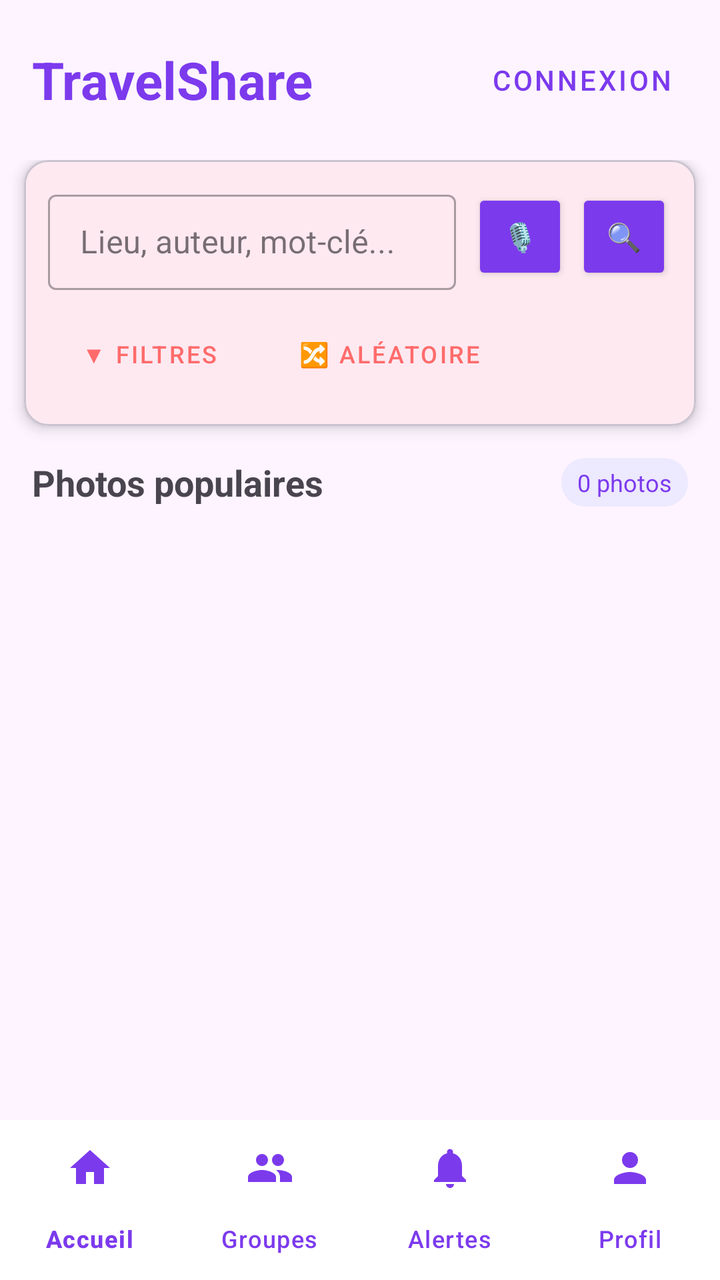
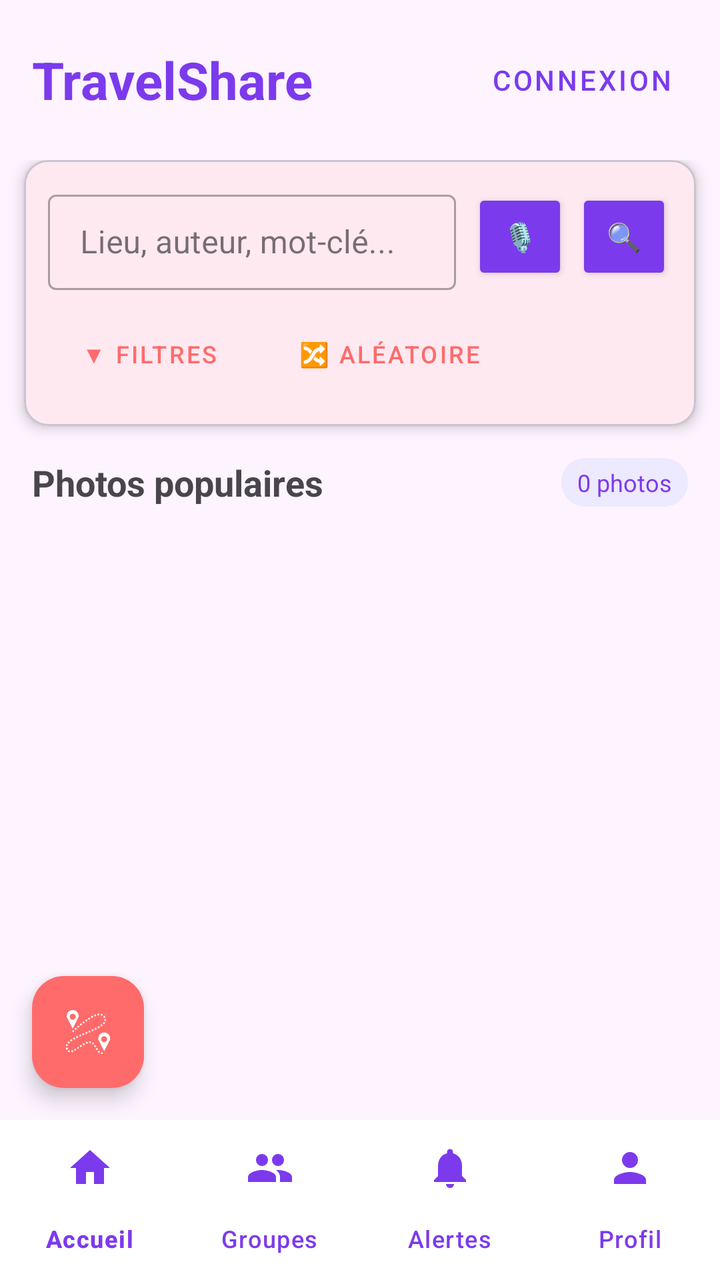

Before-and-after screenshots of an Android layout around one commit, followed by the original layout XML and the change that was made.
<!-- AndroidManifest.xml: application theme Theme.Traveling -->
<!-- res/layout/ts_activity_photo_home.xml -->
<?xml version="1.0" encoding="utf-8"?>
<RelativeLayout xmlns:android="http://schemas.android.com/apk/res/android"
    xmlns:app="http://schemas.android.com/apk/res-auto"
    android:layout_width="match_parent"
    android:layout_height="match_parent"
    android:background="@color/bg_gradient"
    android:fitsSystemWindows="true">

    <LinearLayout
        android:id="@+id/header"
        android:layout_width="match_parent"
        android:layout_height="wrap_content"
        android:orientation="horizontal"
        android:padding="16dp"
        android:gravity="center_vertical"
        android:layout_alignParentTop="true">

        <TextView
            android:layout_width="0dp"
            android:layout_height="wrap_content"
            android:layout_weight="1"
            android:text="TravelShare"
            android:textSize="26sp"
            android:textStyle="bold"
            android:textColor="@color/purple_600"/>

        <Button
            android:id="@+id/btn_login"
            android:layout_width="wrap_content"
            android:layout_height="wrap_content"
            android:text="Connexion"
            style="@style/Widget.MaterialComponents.Button.TextButton"
            android:textColor="@color/purple_600"/>
    </LinearLayout>

    <LinearLayout
        android:layout_width="match_parent"
        android:layout_height="match_parent"
        android:orientation="vertical"
        android:layout_below="@id/header"
        android:layout_above="@+id/bottom_navigation">

        <com.google.android.material.card.MaterialCardView
            android:layout_width="match_parent"
            android:layout_height="wrap_content"
            android:layout_marginHorizontal="12dp"
            android:layout_marginBottom="8dp"
            app:cardCornerRadius="12dp"
            app:cardElevation="4dp">

            <LinearLayout
                android:layout_width="match_parent"
                android:layout_height="wrap_content"
                android:orientation="vertical"
                android:padding="12dp">

                <LinearLayout
                    android:layout_width="match_parent"
                    android:layout_height="wrap_content"
                    android:orientation="horizontal"
                    android:gravity="center_vertical">

                    <com.google.android.material.textfield.TextInputLayout
                        android:layout_width="0dp"
                        android:layout_height="wrap_content"
                        android:layout_weight="1"
                        android:hint="Lieu, auteur, mot-clé..."
                        style="@style/Widget.MaterialComponents.TextInputLayout.OutlinedBox.Dense"
                        android:layout_marginEnd="8dp">
                        <com.google.android.material.textfield.TextInputEditText
                            android:id="@+id/et_search"
                            android:layout_width="match_parent"
                            android:layout_height="wrap_content"
                            android:imeOptions="actionSearch"
                            android:inputType="text"/>
                    </com.google.android.material.textfield.TextInputLayout>

                    <Button
                        android:id="@+id/btn_voice"
                        android:layout_width="48dp"
                        android:layout_height="48dp"
                        android:text="🎙️"
                        android:backgroundTint="@color/purple_600"
                        android:padding="0dp"
                        android:layout_marginEnd="4dp"/>

                    <Button
                        android:id="@+id/btn_search"
                        android:layout_width="48dp"
                        android:layout_height="48dp"
                        android:text="🔍"
                        android:backgroundTint="@color/purple_600"
                        android:padding="0dp"/>
                </LinearLayout>

                <LinearLayout
                    android:layout_width="match_parent"
                    android:layout_height="wrap_content"
                    android:orientation="horizontal"
                    android:layout_marginTop="8dp">

                    <Button
                        android:id="@+id/btn_filters"
                        android:layout_width="wrap_content"
                        android:layout_height="wrap_content"
                        android:text="▼ Filtres"
                        style="@style/Widget.MaterialComponents.Button.OutlinedButton"
                        android:textSize="12sp"
                        android:layout_marginEnd="8dp"/>

                    <Button
                        android:id="@+id/btn_random"
                        android:layout_width="wrap_content"
                        android:layout_height="wrap_content"
                        android:text="🔀 Aléatoire"
                        style="@style/Widget.MaterialComponents.Button.OutlinedButton"
                        android:textSize="12sp"/>
                </LinearLayout>

                <LinearLayout
                    android:id="@+id/filter_panel"
                    android:layout_width="match_parent"
                    android:layout_height="wrap_content"
                    android:orientation="vertical"
                    android:visibility="gone"
                    android:layout_marginTop="8dp">

                    <Spinner
                        android:id="@+id/spinner_filter"
                        android:layout_width="match_parent"
                        android:layout_height="wrap_content"
                        android:background="@drawable/spinner_background"
                        android:padding="8dp"
                        android:layout_marginBottom="8dp"/>

                    <Spinner
                        android:id="@+id/spinner_filter_group"
                        android:layout_width="match_parent"
                        android:layout_height="wrap_content"
                        android:background="@drawable/spinner_background"
                        android:padding="8dp"/>
                </LinearLayout>
            </LinearLayout>
        </com.google.android.material.card.MaterialCardView>

        <LinearLayout
            android:layout_width="match_parent"
            android:layout_height="wrap_content"
            android:orientation="horizontal"
            android:paddingHorizontal="16dp"
            android:paddingVertical="8dp"
            android:gravity="center_vertical">

            <TextView
                android:layout_width="0dp"
                android:layout_height="wrap_content"
                android:layout_weight="1"
                android:text="Photos populaires"
                android:textSize="18sp"
                android:textStyle="bold"/>

            <TextView
                android:id="@+id/tv_photo_count"
                android:layout_width="wrap_content"
                android:layout_height="wrap_content"
                android:text="0 photos"
                android:textSize="12sp"
                android:textColor="@color/purple_600"
                android:background="@drawable/ts_badge_background"
                android:paddingHorizontal="8dp"
                android:paddingVertical="4dp"/>
        </LinearLayout>

        <FrameLayout
            android:layout_width="match_parent"
            android:layout_height="match_parent">

            <androidx.recyclerview.widget.RecyclerView
                android:id="@+id/recycler_view"
                android:layout_width="match_parent"
                android:layout_height="match_parent"
                android:padding="8dp"
                android:clipToPadding="false"/>

            <com.google.android.material.floatingactionbutton.FloatingActionButton
                android:id="@+id/fab_publish"
                android:layout_width="wrap_content"
                android:layout_height="wrap_content"
                android:layout_gravity="end|bottom"
                android:layout_margin="16dp"
                android:src="@android:drawable/ic_input_add"
                app:tint="@android:color/white"
                app:backgroundTint="@color/purple_600"
                android:visibility="gone"/>
        </FrameLayout>
    </LinearLayout>

    <com.google.android.material.bottomnavigation.BottomNavigationView
        android:id="@+id/bottom_navigation"
        android:layout_width="match_parent"
        android:layout_height="wrap_content"
        android:layout_alignParentBottom="true"
        android:background="@android:color/white"
        app:menu="@menu/ts_bottom_nav_menu"
        app:labelVisibilityMode="labeled"
        app:itemIconTint="@color/purple_600"
        app:itemTextColor="@color/purple_600"
        android:elevation="8dp"/>

</RelativeLayout>
<!-- resources referenced by this layout -->
<resources>
  <color name="bg_gradient">#FDF4FF</color>
  <color name="purple_600">#7C3AED</color>
  <!-- drawable spinner_background (drawable) -->
  <?xml version="1.0" encoding="utf-8"?>
  <shape xmlns:android="http://schemas.android.com/apk/res/android"
      android:shape="rectangle">
      <corners android:radius="8dp" />
      <solid android:color="@android:color/white" />
      <stroke
          android:width="1dp"
          android:color="#D1D5DB" />
  </shape>
  <!-- drawable ts_badge_background (drawable) -->
  <?xml version="1.0" encoding="utf-8"?>
  <shape xmlns:android="http://schemas.android.com/apk/res/android"
      android:shape="rectangle">
      <corners android:radius="12dp"/>
      <solid android:color="#EDE9FE"/>
  </shape>
  <style name="Theme.Traveling" parent="Base.Theme.Traveling">
          <item name="colorPrimary">#FF6B6B</item>
          <item name="colorPrimaryVariant">#FF6B6B</item>
          <item name="colorOnPrimary">@color/white</item>
          <item name="colorSecondary">@color/gray_600</item>
          <item name="colorOnSecondary">@color/white</item>
          <item name="android:statusBarColor">#FF6B6B</item>
          <item name="windowNoTitle">true</item>
          <item name="windowActionBar">false</item>
      </style>
  <style name="Base.Theme.Traveling" parent="Theme.Material3.DayNight.NoActionBar">
          
          
      </style>
  <color name="white">#FFFFFFFF</color>
  <color name="gray_600">#4B5563</color>
</resources>

<!-- the commit's change to res/layout/ts_activity_photo_home.xml (unified diff, before → after) -->
@@ -192,6 +192,16 @@
                 app:tint="@android:color/white"
                 app:backgroundTint="@color/purple_600"
                 android:visibility="gone"/>
+
+            <com.google.android.material.floatingactionbutton.FloatingActionButton
+                android:id="@+id/travelpath_button"
+                android:layout_width="wrap_content"
+                android:layout_height="wrap_content"
+                android:layout_gravity="start|bottom"
+                android:layout_margin="16dp"
+                android:src="@drawable/path"
+                app:tint="@android:color/white"
+                app:backgroundTint="#FF6B6B"/>
         </FrameLayout>
     </LinearLayout>
 
<!-- resource entries referenced after the edit -->
@@ -2,6 +2,7 @@
 <resources>
   <color name="bg_gradient">#FDF4FF</color>
   <color name="purple_600">#7C3AED</color>
+  <!-- drawable path: vector/xml drawable (drawable, 3988 chars, omitted) -->
   <!-- drawable spinner_background (drawable) -->
   <?xml version="1.0" encoding="utf-8"?>
   <shape xmlns:android="http://schemas.android.com/apk/res/android"
